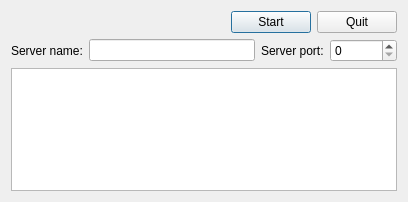
First picture: the form in FCheddar/serverwidget.ui, repository alu0101278919/OS_Project_FCheddar, before the edit.
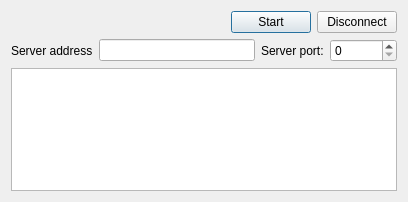
Second picture: the form after the edit.

```diff
--- a/FCheddar/serverwidget.ui
+++ b/FCheddar/serverwidget.ui
@@ -41,7 +41,7 @@
        <item>
         <widget class="QPushButton" name="quit">
          <property name="text">
-          <string>Quit</string>
+          <string>Disconnect</string>
          </property>
         </widget>
        </item>
@@ -52,7 +52,7 @@
        <item>
         <widget class="QLabel" name="label">
          <property name="text">
-          <string>Server name:</string>
+          <string>Server address</string>
          </property>
         </widget>
        </item>
```
Left out of the diff: 2 changed lines with no effect on the pictures.
